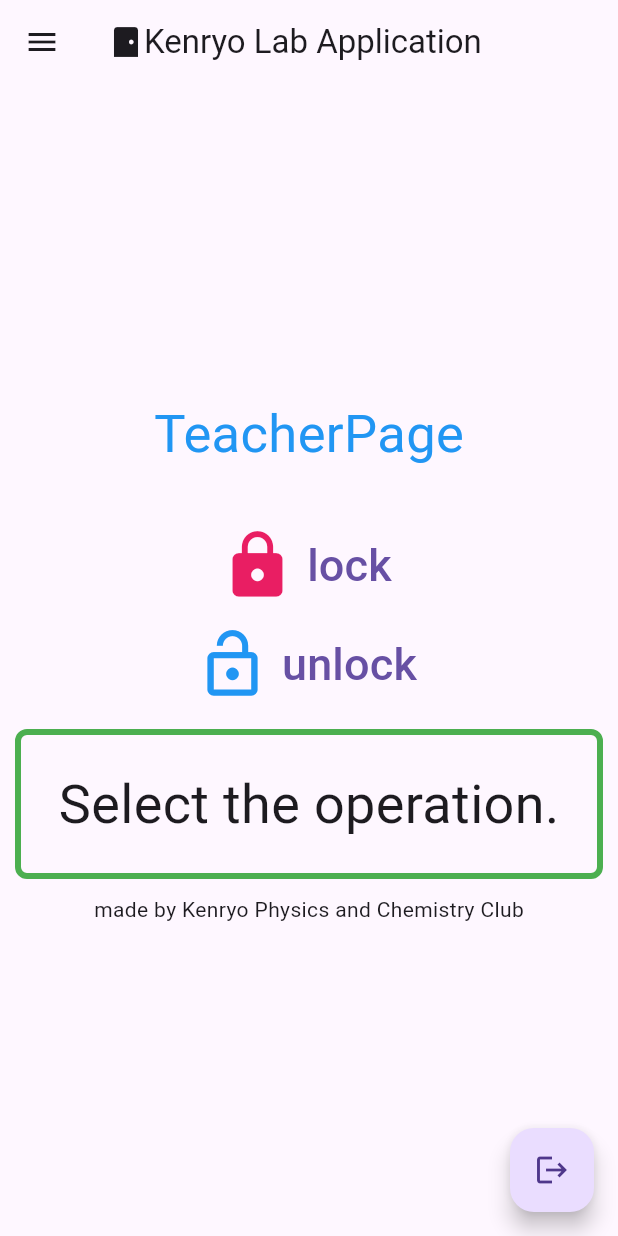
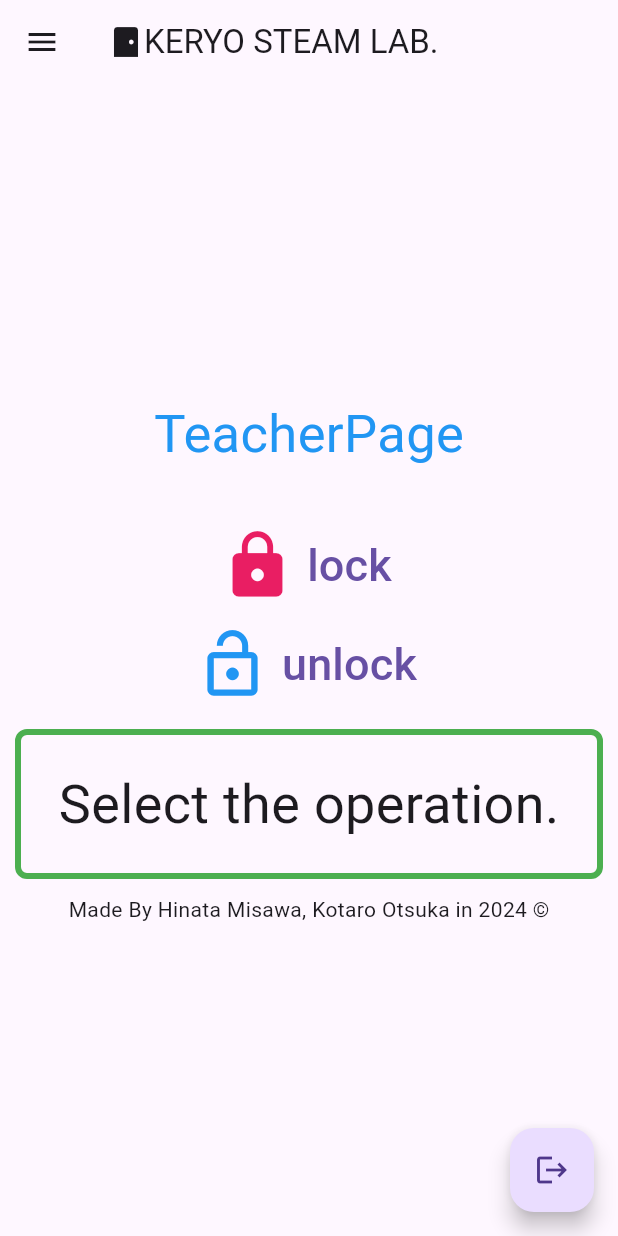
Before and after one commit to yuki-4201/Door_App_Public, a Flutter app: the HidePage screen opened directly, on a phone screen of 412 x 824 dp. Run offline on Flutter 3.47's test engine with Material 3 defaults, Android fonts, the phone set to English and light mode, and no system bars; our stand-ins replace flutter_dotenv, flutter_secure_storage, supabase_flutter; accounts and stored records are empty.

Commit message:
Update hide_page.dart

```diff
--- a/lib/pages/hide_page.dart
+++ b/lib/pages/hide_page.dart
@@ -82,7 +82,7 @@ class HidePageState extends State<HidePage> {
       appBar: AppBar(
         title: const Row(children: [
             Icon(Icons.sensor_door),
-            Text("Kenryo Lab Application")
+            Text("KERYO STEAM LAB.")
         ]),
       ),
       drawer: Drawer(
@@ -100,7 +100,7 @@ class HidePageState extends State<HidePage> {
           ),
         ),
         ListTile(
-          title: Text('TeacherPage'),
+          title: Text('Administrator'),
           onTap: () => {Navigator.of(context)
             .pushAndRemoveUntil(HidePage.route(), (route) => false)
           },
@@ -214,7 +214,7 @@ class HidePageState extends State<HidePage> {
         Container(
           alignment: Alignment.bottomCenter,
           width: double.infinity,
-          child: const Text("made by Kenryo Physics and Chemistry Club")
+          child: const Text("Made By Hinata Misawa, Kotaro Otsuka in 2024 ©")
         ),
       ],),
       floatingActionButton:
```
